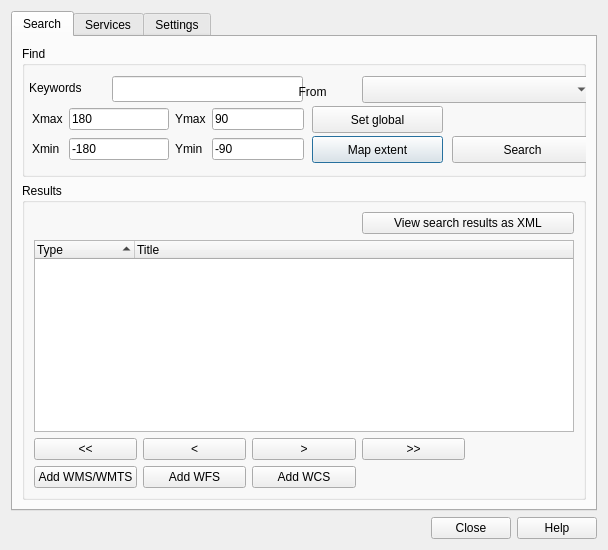
Old version of the form plugin/MetaSearch/ui/maindialog.ui in the repository nextgis/qgis_cswclient.
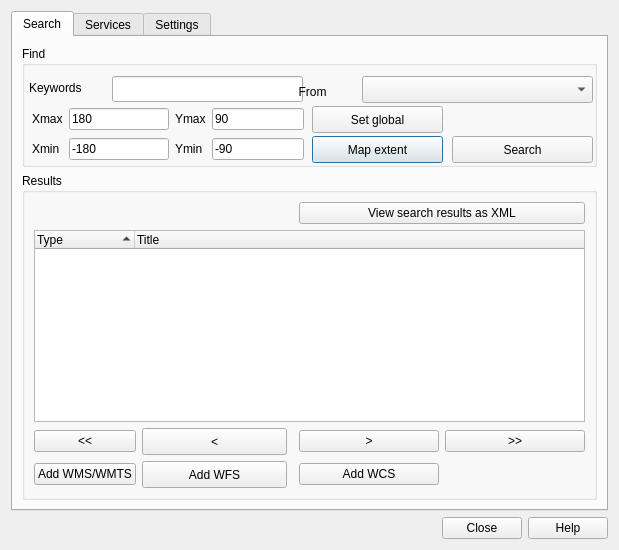
New version of the form.

Commit message: fixed pagging buttons size

Patch:
```diff
--- a/plugin/MetaSearch/ui/maindialog.ui
+++ b/plugin/MetaSearch/ui/maindialog.ui
@@ -270,39 +270,17 @@
           </item>
           <item row="2" column="1">
            <widget class="QPushButton" name="btnPrev">
+            <property name="minimumSize">
+             <size>
+              <width>145</width>
+              <height>27</height>
+             </size>
+            </property>
             <property name="text">
              <string>&lt;</string>
             </property>
            </widget>
           </item>
-          <item row="2" column="3">
-           <widget class="QPushButton" name="btnLast">
-            <property name="text">
-             <string>&gt;&gt;</string>
-            </property>
-           </widget>
-          </item>
-          <item row="2" column="2">
-           <widget class="QPushButton" name="btnNext">
-            <property name="text">
-             <string>&gt;</string>
-            </property>
-           </widget>
-          </item>
-          <item row="4" column="1">
-           <widget class="QPushButton" name="btnAddToWfs">
-            <property name="text">
-             <string>Add WFS</string>
-            </property>
-           </widget>
-          </item>
-          <item row="4" column="0">
-           <widget class="QPushButton" name="btnAddToWms">
-            <property name="text">
-             <string>Add WMS/WMTS</string>
-            </property>
-           </widget>
-          </item>
           <item row="0" column="3" colspan="2">
            <widget class="QPushButton" name="btnShowXml">
             <property name="text">
@@ -310,13 +288,6 @@
             </property>
            </widget>
           </item>
-          <item row="4" column="2">
-           <widget class="QPushButton" name="btnAddToWcs">
-            <property name="text">
-             <string>Add WCS</string>
-            </property>
-           </widget>
-          </item>
           <item row="2" column="0">
            <widget class="QPushButton" name="btnFirst">
             <property name="text">
@@ -324,6 +295,59 @@
             </property>
            </widget>
           </item>
+          <item row="4" column="0">
+           <widget class="QPushButton" name="btnAddToWms">
+            <property name="text">
+             <string>Add WMS/WMTS</string>
+            </property>
+           </widget>
+          </item>
+          <item row="4" column="1">
+           <widget class="QPushButton" name="btnAddToWfs">
+            <property name="minimumSize">
+             <size>
+              <width>145</width>
+              <height>27</height>
+             </size>
+            </property>
+            <property name="text">
+             <string>Add WFS</string>
+            </property>
+           </widget>
+          </item>
+          <item row="2" column="4">
+           <widget class="QPushButton" name="btnLast">
+            <property name="minimumSize">
+             <size>
+              <width>140</width>
+              <height>0</height>
+             </size>
+            </property>
+            <property name="text">
+             <string>&gt;&gt;</string>
+            </property>
+           </widget>
+          </item>
+          <item row="4" column="3">
+           <widget class="QPushButton" name="btnAddToWcs">
+            <property name="text">
+             <string>Add WCS</string>
+            </property>
+           </widget>
+          </item>
+          <item row="2" column="3">
+           <widget class="QPushButton" name="btnNext">
+            <property name="minimumSize">
+             <size>
+              <width>140</width>
+              <height>0</height>
+             </size>
+            </property>
+            <property name="text">
+             <string>&gt;</string>
+            </property>
+           </widget>
+          </item>
          </layout>
          <zorder>treeRecords</zorder>
          <zorder>lblResults</zorder>
```
Left out of the diff: 15 changed lines with no effect on the pictures.
